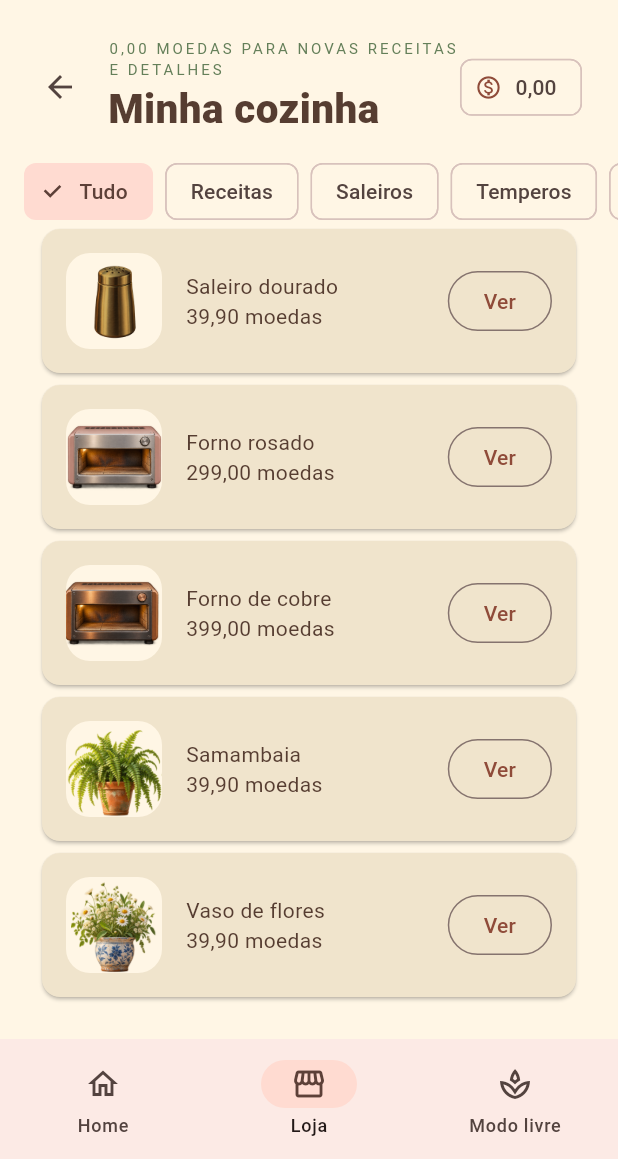
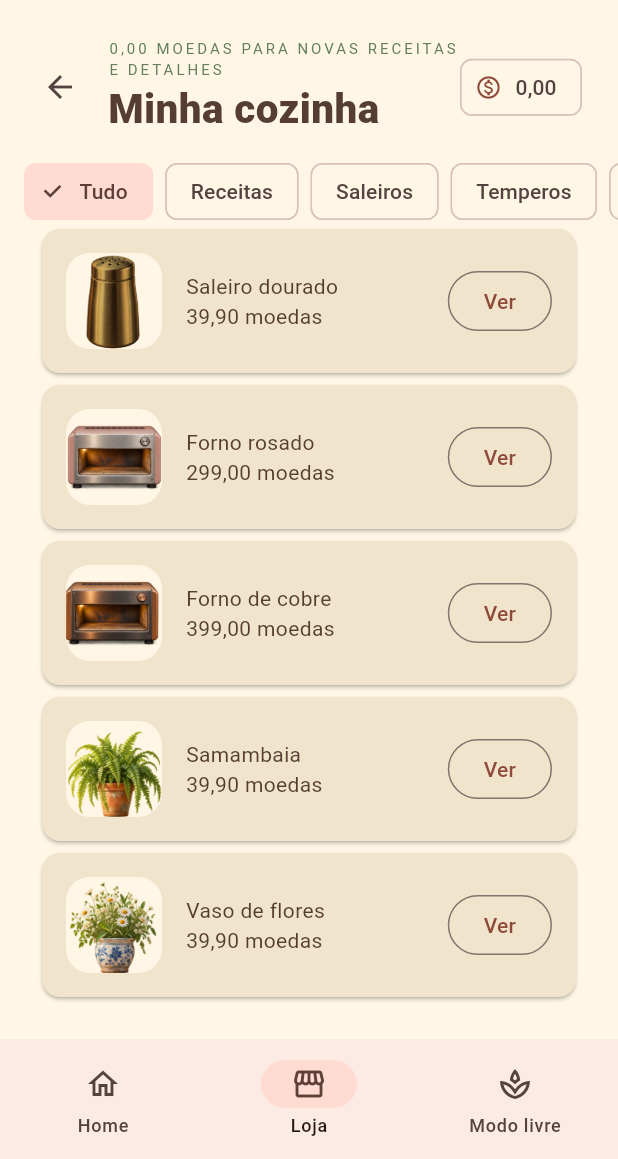
Before and after one commit to paulofreiredev/pizza-game, a Flutter app: the screen it shows after launch, item 2 of the bottom bar chosen, scrolled down 2151 dp, on a phone screen of 412 x 824 dp, the part 77-1236 px from its top. Run offline on Flutter 3.47's test engine with Material 3 defaults, Android fonts, the phone set to English and light mode, and no system bars; our stand-ins replace audioplayers, shared_preferences, sqflite, sqflite_common_ffi; accounts and stored records are empty.

Commit message:
improve images

```diff
--- a/lib/main.dart
+++ b/lib/main.dart
@@ -613,7 +613,7 @@ class _PizzaHomeState extends State<PizzaHome> with WidgetsBindingObserver {
                       )
                     : const SizedBox.shrink()
               : Padding(
-                  padding: const EdgeInsets.all(3),
+                  padding: const EdgeInsets.symmetric(horizontal: 3),
                   child: ShopProductPreview(cosmetic: item, transparent: true),
                 ),
         ),
--- a/lib/ui/plant_artwork.dart
+++ b/lib/ui/plant_artwork.dart
@@ -16,10 +16,10 @@ class PlantArtwork extends StatelessWidget {
       alignment: Alignment.bottomCenter,
       child: SizedBox(
         width: fern ? 976 : 798,
-        height: 887,
+        height: 874,
         child: ClipRect(
           child: OverflowBox(
-            alignment: fern ? Alignment.centerLeft : Alignment.centerRight,
+            alignment: fern ? Alignment.topLeft : Alignment.topRight,
             minWidth: 1774,
             maxWidth: 1774,
             minHeight: 887,
--- a/lib/ui/seasoning_artwork.dart
+++ b/lib/ui/seasoning_artwork.dart
@@ -15,25 +15,35 @@ class SeasoningArtwork extends StatelessWidget {
         ? 3
         : 0;
     final spice = style.startsWith('spice_');
+    // Crop to the vessel itself so its base meets the shelf.
+    final crop = Rect.fromLTRB(
+      column * 384 + (spice ? 62 : 72),
+      spice ? 520 : 58,
+      column * 384 + (spice ? 337 : 331),
+      spice ? 938 : 456,
+    );
     Widget artwork = FittedBox(
       fit: BoxFit.contain,
       alignment: Alignment.bottomCenter,
       child: SizedBox(
-        width: 384,
-        height: 512,
+        width: crop.width,
+        height: crop.height,
         child: ClipRect(
           child: OverflowBox(
-            alignment: Alignment(-1 + column * 2 / 3, spice ? 1 : -1),
+            alignment: Alignment.topLeft,
             minWidth: 1536,
             maxWidth: 1536,
             minHeight: 1024,
             maxHeight: 1024,
+            child: Transform.translate(
+              offset: Offset(-crop.left, -crop.top),
               child: Image.asset(
                 'assets/images/seasonings.png',
                 width: 1536,
                 height: 1024,
                 fit: BoxFit.fill,
                 excludeFromSemantics: true,
+              ),
             ),
           ),
         ),
```
Also changed, not shown: lib/ui/kitchen_painter.dart (+54 -12 lines), lib/ui/natural_kitchen.dart (+16 -4 lines), lib/ui/pizza_peel.dart (added, +83 -0 lines), 1 other file. Lines whose indentation alone changed are shown as unchanged.
